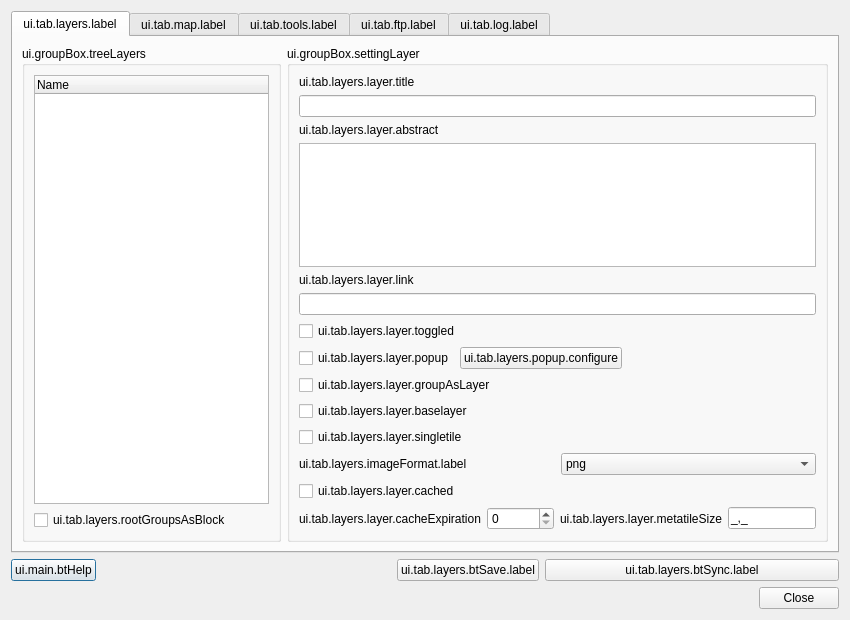
Qt form ui_lizmap.ui (3liz/lizmap-plugin) before a commit.
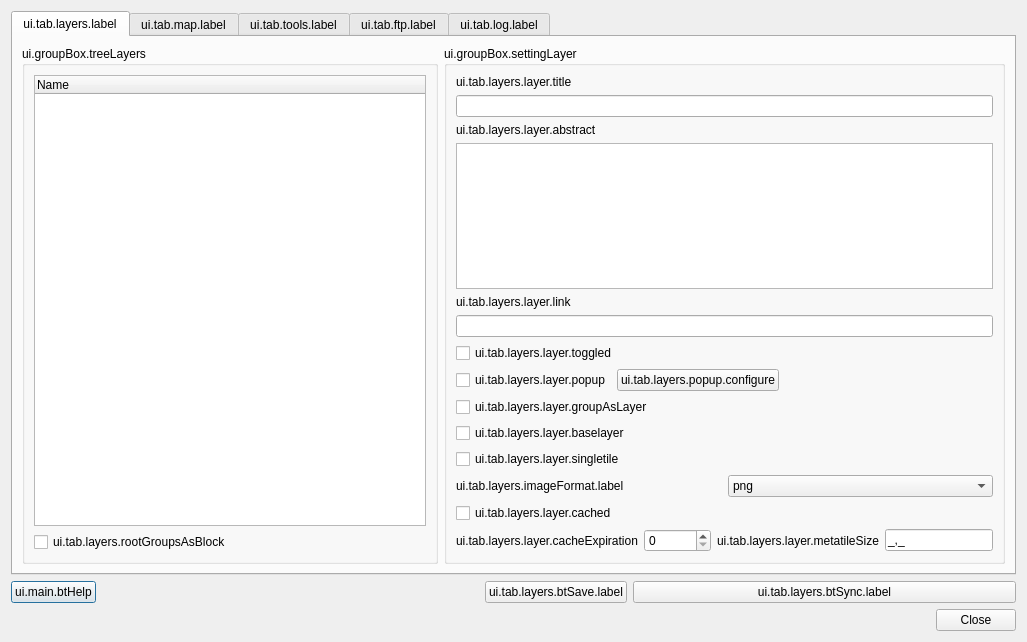
The same form after that commit. The open tabs and pages were chosen to show the change.

Commit message: Ui - correct minor issues * add missing translations * compile the ui_lizmap.ui

```diff
--- a/ui_lizmap.ui
+++ b/ui_lizmap.ui
@@ -6,8 +6,8 @@
    <rect>
     <x>0</x>
     <y>0</y>
-    <width>850</width>
-    <height>620</height>
+    <width>1027</width>
+    <height>642</height>
    </rect>
   </property>
   <property name="windowTitle">
```
Left out of the diff: 2 changed lines with no effect on the pictures. The commit also changes 7 other files.
